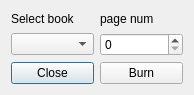
First picture: the form in qotpnitro/burndialog.ui, repository capitanx/otpnitro, before the edit.
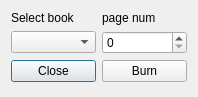
Second picture: the form after the edit. Icons and pictures are not drawn.

What changed in the file:
```diff
--- a/qotpnitro/burndialog.ui
+++ b/qotpnitro/burndialog.ui
@@ -6,8 +6,8 @@
    <rect>
     <x>0</x>
     <y>0</y>
-    <width>194</width>
-    <height>95</height>
+    <width>198</width>
+    <height>97</height>
    </rect>
   </property>
   <property name="windowTitle">
@@ -64,6 +64,19 @@
      </item>
     </layout>
    </item>
+   <item>
+    <spacer name="verticalSpacer">
+     <property name="orientation">
+      <enum>Qt::Vertical</enum>
+     </property>
+     <property name="sizeHint" stdset="0">
+      <size>
+       <width>20</width>
+       <height>40</height>
+      </size>
+     </property>
+    </spacer>
+   </item>
   </layout>
  </widget>
  <resources>
```
